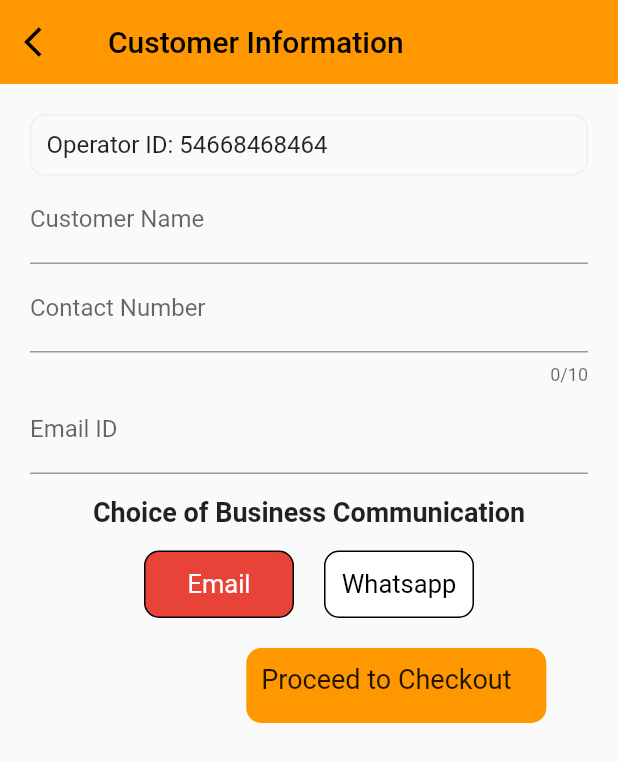
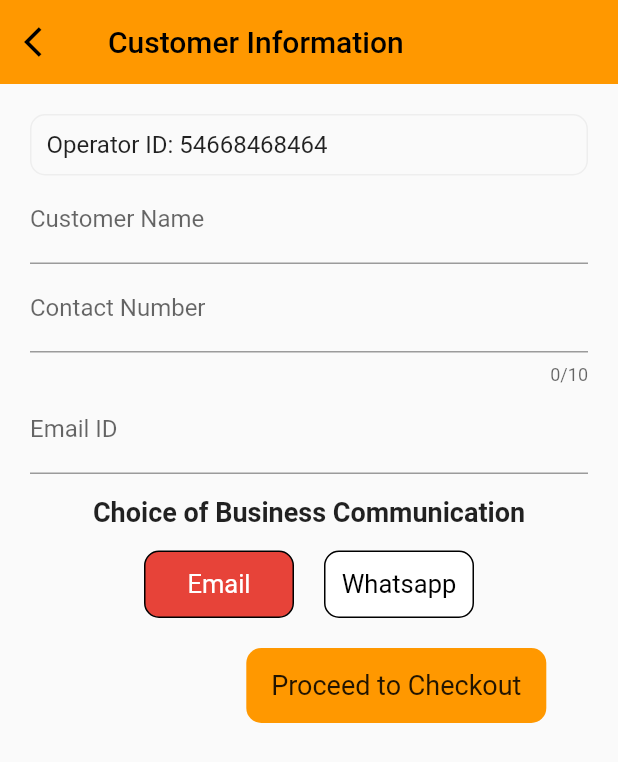
Before and after one commit to Apreksha/xiaomi_hackathon, a Flutter app: the CustomerInformation screen opened directly, after a tap on "Email", on a phone screen of 412 x 824 dp. Shown: the top 762 px of the screen. Run offline on Flutter 3.47's test engine with Material 2 defaults, Android fonts, the phone set to English and light mode, and no system bars; our stand-ins replace badges, carousel_slider, cloud_firestore, curved_navigation_bar, firebase_auth, firebase_core and 2 more; missing offline and left inert: mailer; accounts and stored records are empty.

Commit message:
Update customerInformation.dart

```diff
--- a/lib/MobileScreens/CustomerInformation/customerInformation.dart
+++ b/lib/MobileScreens/CustomerInformation/customerInformation.dart
@@ -1,8 +1,7 @@
+import 'package:firebase_auth/firebase_auth.dart';
 import 'package:flutter/material.dart';
-import 'package:xiaomi_hackathon/MobileScreens/Checkout/checkout.dart';
 import 'package:xiaomi_hackathon/MobileScreens/CustomerInformation/choiceOfBusinessCommunication.dart';
 import 'package:xiaomi_hackathon/MobileScreens/appBar.dart';
-import 'package:xiaomi_hackathon/MobileScreens/productDB.dart';
 import 'package:cloud_firestore/cloud_firestore.dart';
 
 class CustomerInformation extends StatefulWidget {
@@ -14,8 +13,10 @@ class CustomerInformation extends StatefulWidget {
 
 class _CustomerInformationState extends State<CustomerInformation> {
   final formKey=GlobalKey<FormState>();
-  String _customerName="", _email="";
+  String _customerName="", _email="", choice="";
   var _contactNo;
+  Color emailText=Colors.black, whatsappText=Colors.black;
+  Color emailColor = Colors.white, whatsappColor = Colors.white;
 
   @override
   Widget build(BuildContext context) {
@@ -87,7 +88,8 @@ class _CustomerInformationState extends State<CustomerInformation> {
                     ),),
                 ),
                 SizedBox(height: 15,),
-                ChoiceOfBusinessCommunication(),
+                choiceOfBusinessCommunication(),
+                //ChoiceOfBusinessCommunication(),
                 proceedToCheckoutButton(width)
               ],
             ),
@@ -100,7 +102,7 @@ class _CustomerInformationState extends State<CustomerInformation> {
   InkWell proceedToCheckoutButton(var width){
     return InkWell (
       onTap: (){
-        storeCustomerInformation(customerName: _customerName, email: _email, phone: _contactNo);
+        storeCustomerInformation();
         Navigator.of(context).pushNamed('checkout');
       },
       child: Container(
@@ -112,23 +114,93 @@ class _CustomerInformationState extends State<CustomerInformation> {
           color: Colors.orange,
           borderRadius: BorderRadius.circular(10),
         ),
-        child: Text('Proceed to Checkout',
-          style: TextStyle(
-            fontSize: 18
-          ),),
+        child: Center(
+          child: Text('Proceed to Checkout',
+            style: TextStyle(
+              fontSize: 18
+            ),),
+        ),
       ),
     ) ;
   }
 
-  Future storeCustomerInformation({required String customerName, required String email, required var phone}) async{
-    final docUser = FirebaseFirestore.instance.collection('Operators').doc('02012001');
-    var length = FirebaseFirestore.instance.collection('Operators').doc('02012001').snapshots().length;
+  Widget choiceOfBusinessCommunication(){
+    return Row(
+      mainAxisAlignment: MainAxisAlignment.center,
+      children: [
+        InkWell(
+          onTap: (){
+            setState(() {
+              emailColor = Color.fromARGB(255, 231, 67, 57);
+              whatsappColor = Colors.white;
+              emailText = Colors.white;
+              whatsappText = Colors.black;
+              choice="Email";
+            });
+          },
+          child: Container(
+            height: 45,
+            width: 100,
+            padding: EdgeInsets.all(10),
+            decoration: BoxDecoration(
+              color: emailColor,
+              border: Border.all(color: Colors.black),
+              borderRadius: BorderRadius.circular(10),
+            ),
+            child: Center(
+              child: Text('Email',
+                style: TextStyle(
+                    color: emailText,
+                    fontSize: 17
+                ),),
+            ),
+          ),
+        ),
+        SizedBox(width: 20,),
+        InkWell(
+          onTap: (){
+            setState(() {
+              whatsappColor = Color.fromARGB(255, 52, 168, 85);
+              emailColor = Colors.white;
+              whatsappText = Colors.white;
+              emailText = Colors.black;
+              choice="Whatsapp";
+            });
+          },
+          child: Container(
+            height: 45,
+            width: 100,
+            padding: EdgeInsets.all(10),
+            decoration: BoxDecoration(
+              color: whatsappColor,
+              border: Border.all(color: Colors.black),
+              borderRadius: BorderRadius.circular(10),
+            ),
+            child: Center(
+              child: Text('Whatsapp',
+                style: TextStyle(
+                    color: whatsappText,
+                    fontSize: 17
+                ),),
+            ),
+          ),
+        ),
+      ],
+    );
+  }
 
-    final json={
-      'Customer Name' : customerName,
-      'Email' : email,
-      'Contact Number' : phone,
-    };
-    await docUser.set(json);
+  Future storeCustomerInformation() async{
+    final firestoreInstance = FirebaseFirestore.instance;
+    firestoreInstance.collection("Operators").doc('02012001').get().then((
+        value) {
+      firestoreInstance.collection("Operators")
+          .doc('02012001'/*firebaseUsehhbr.uid*/)
+          .update({
+        "Customer Name": FieldValue.arrayUnion([_customerName]),
+        "Customer Phone": FieldValue.arrayUnion([_contactNo]),
+        "Customer Email": FieldValue.arrayUnion([_email]),
+        "Choice" : FieldValue.arrayUnion([choice])
+      });
+    });
   }
 }
```
